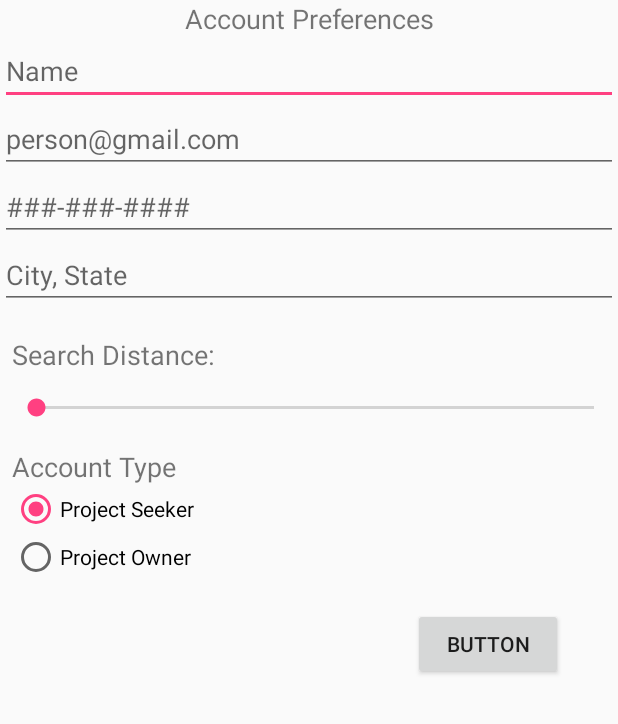
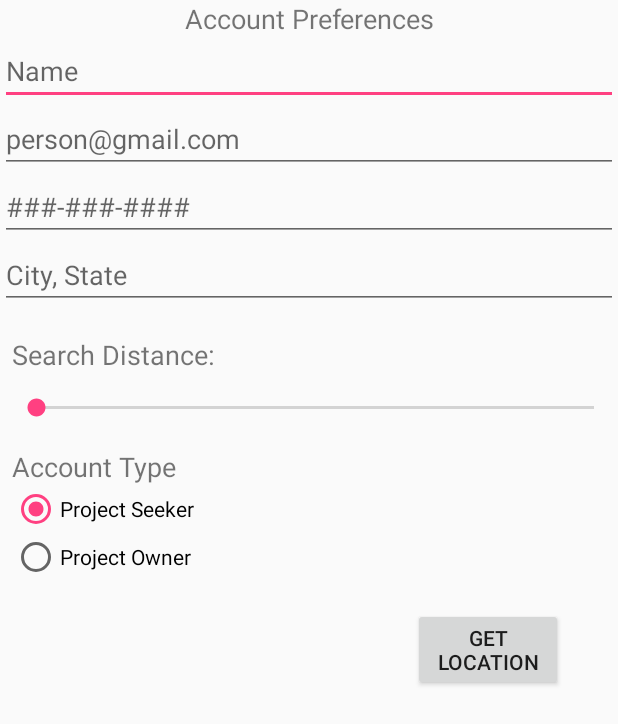
Before and after one commit to CS4518-B17-Team1008/pinder-android, an Android app: the layout account_prefs.xml on its own in the app's theme, with its tools: preview values and no code run, on a phone screen of 412 x 824 dp. Shown: the top 724 px of the screen. Run offline under Robolectric (Android 15) with nearby library versions, the phone set to English and light mode, and no system bars.

Commit message:
add location services support

```diff
--- a/app/build.gradle
+++ b/app/build.gradle
@@ -27,7 +27,8 @@ dependencies {
     testImplementation 'junit:junit:4.12'
     androidTestImplementation 'com.android.support.test:runner:1.0.1'
     androidTestImplementation 'com.android.support.test.espresso:espresso-core:3.0.1'
-    compile 'com.google.android.gms:play-services-auth:11.6.2'
+    implementation 'com.google.android.gms:play-services-auth:11.6.2'
+    implementation 'com.google.android.gms:play-services-location:11.6.2'
 }
 
 apply plugin: 'com.google.gms.google-services'
--- a/app/src/main/AndroidManifest.xml
+++ b/app/src/main/AndroidManifest.xml
@@ -6,6 +6,7 @@
     <uses-permission android:name="android.permission.GET_ACCOUNTS" />
     <uses-permission android:name="android.permission.READ_PROFILE" />
     <uses-permission android:name="android.permission.READ_CONTACTS" />
+    <uses-permission android:name="android.permission.ACCESS_COARSE_LOCATION"/>
 
     <application
         android:allowBackup="true"
--- a/app/src/main/res/layout/account_prefs.xml
+++ b/app/src/main/res/layout/account_prefs.xml
@@ -96,10 +96,11 @@
     </LinearLayout>
 
     <Button
+        android:id="@+id/requestLocation"
         android:layout_width="100dp"
         android:layout_height="wrap_content"
-        android:text="Button"
         android:layout_gravity="bottom"
-        android:layout_marginLeft="275dp"/>
+        android:layout_marginLeft="275dp"
+        android:text="Get Location" />
 
 </LinearLayout>
```
Also changed, not shown: app/src/main/java/team1008/b17/cs4518/wpi/pinderapp/SettingsFragment.java (+67 -0 lines).
